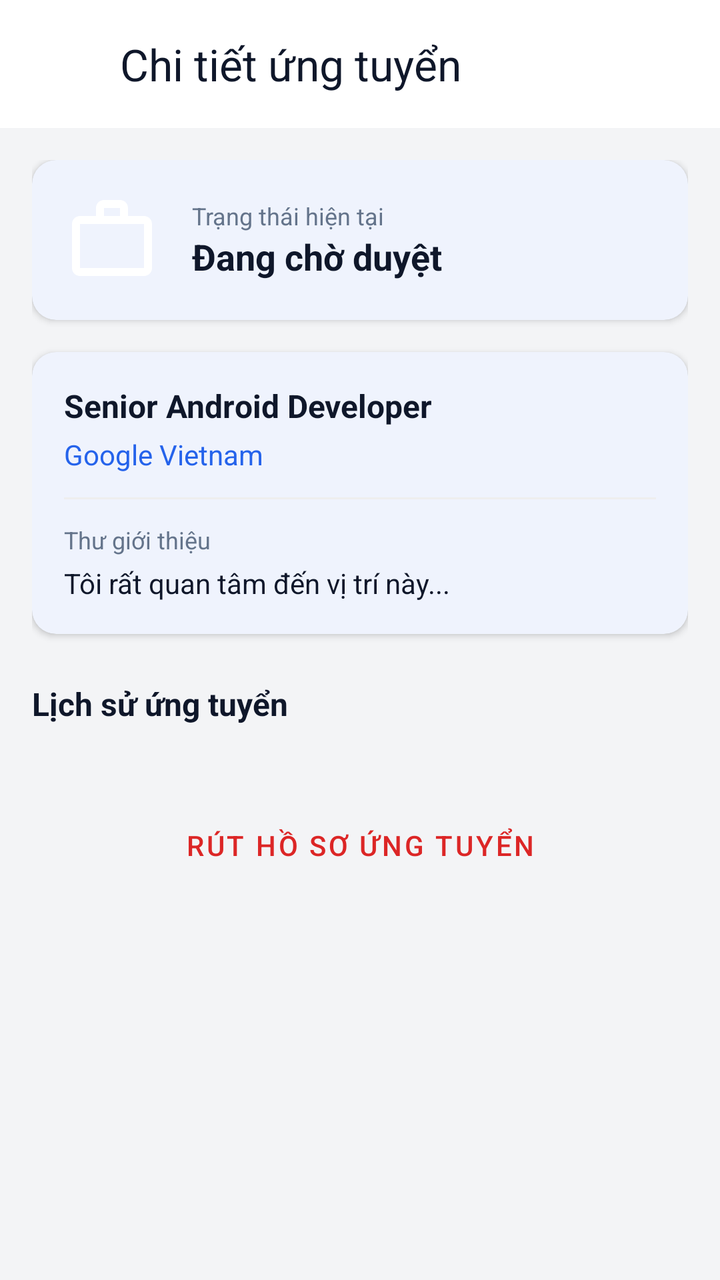
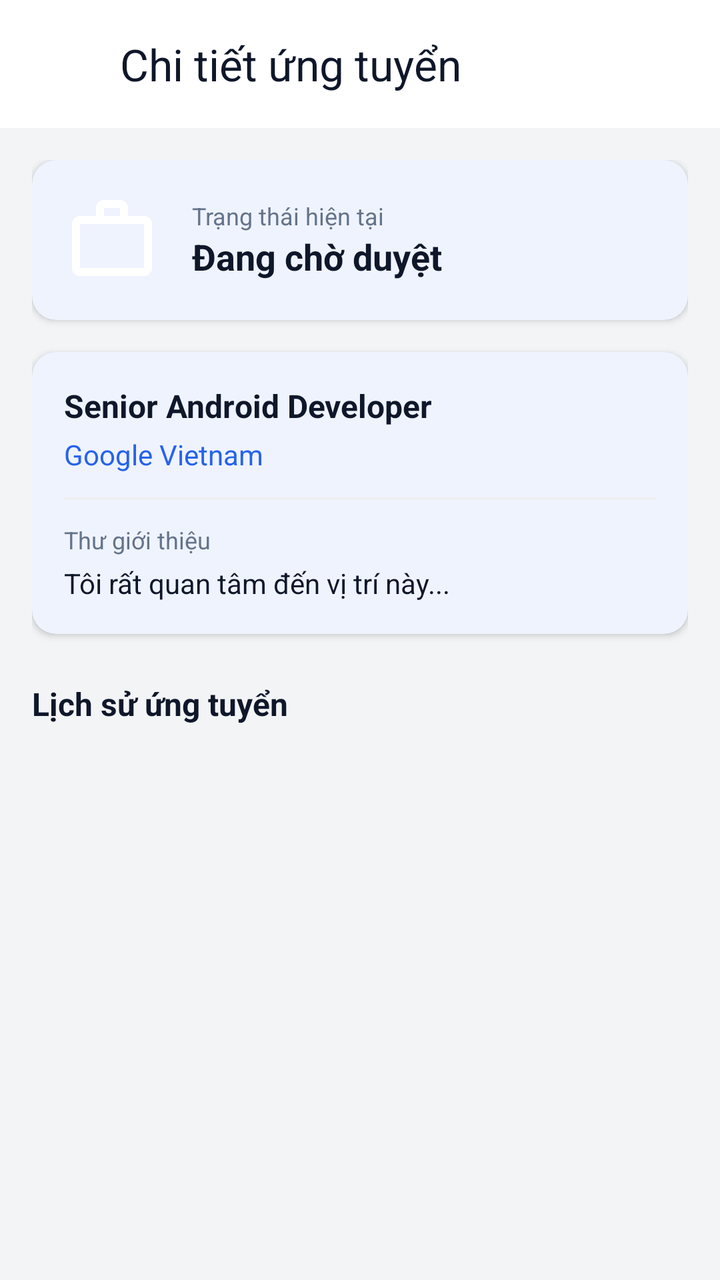

Compare the two renders of this Android layout. The source of the first and the diff that turns it into the second are given below.
<!-- AndroidManifest.xml: application theme Theme.Jobmate -->
<!-- res/layout/fragment_application_detail.xml -->
<?xml version="1.0" encoding="utf-8"?>
<androidx.coordinatorlayout.widget.CoordinatorLayout xmlns:android="http://schemas.android.com/apk/res/android"
    xmlns:app="http://schemas.android.com/apk/res-auto"
    xmlns:tools="http://schemas.android.com/tools"
    android:layout_width="match_parent"
    android:layout_height="match_parent"
    android:background="@color/background_gray">

    <com.google.android.material.appbar.AppBarLayout
        android:layout_width="match_parent"
        android:layout_height="wrap_content"
        android:background="@color/white">

        <com.google.android.material.appbar.MaterialToolbar
            android:id="@+id/toolbar"
            android:layout_width="match_parent"
            android:layout_height="?attr/actionBarSize"
            app:navigationIcon="@drawable/ic_work"
            app:title="Chi tiết ứng tuyển"
            app:titleTextColor="@color/text_primary" />
    </com.google.android.material.appbar.AppBarLayout>

    <androidx.core.widget.NestedScrollView
        android:layout_width="match_parent"
        android:layout_height="match_parent"
        app:layout_behavior="@string/appbar_scrolling_view_behavior">

        <LinearLayout
            android:layout_width="match_parent"
            android:layout_height="wrap_content"
            android:orientation="vertical"
            android:padding="16dp">

            
            <com.google.android.material.card.MaterialCardView
                android:layout_width="match_parent"
                android:layout_height="wrap_content"
                app:cardCornerRadius="12dp"
                app:cardElevation="2dp"
                app:strokeWidth="0dp">

                <LinearLayout
                    android:layout_width="match_parent"
                    android:layout_height="wrap_content"
                    android:gravity="center_vertical"
                    android:padding="16dp">

                    <ImageView
                        android:id="@+id/ivStatusIcon"
                        android:layout_width="48dp"
                        android:layout_height="48dp"
                        android:src="@drawable/ic_work" />

                    <LinearLayout
                        android:layout_width="0dp"
                        android:layout_height="wrap_content"
                        android:layout_marginStart="16dp"
                        android:layout_weight="1"
                        android:orientation="vertical">

                        <TextView
                            android:id="@+id/tvStatusLabel"
                            android:layout_width="wrap_content"
                            android:layout_height="wrap_content"
                            android:text="Trạng thái hiện tại"
                            android:textColor="@color/text_secondary"
                            android:textSize="12sp" />

                        <TextView
                            android:id="@+id/tvStatus"
                            android:layout_width="wrap_content"
                            android:layout_height="wrap_content"
                            android:text="Đang chờ duyệt"
                            android:textColor="@color/text_primary"
                            android:textSize="18sp"
                            android:textStyle="bold" />
                    </LinearLayout>
                </LinearLayout>
            </com.google.android.material.card.MaterialCardView>

            
            <com.google.android.material.card.MaterialCardView
                android:layout_width="match_parent"
                android:layout_height="wrap_content"
                android:layout_marginTop="16dp"
                app:cardCornerRadius="12dp"
                app:cardElevation="2dp"
                app:strokeWidth="0dp">

                <LinearLayout
                    android:layout_width="match_parent"
                    android:layout_height="wrap_content"
                    android:orientation="vertical"
                    android:padding="16dp">

                    <TextView
                        android:id="@+id/tvJobTitle"
                        android:layout_width="match_parent"
                        android:layout_height="wrap_content"
                        android:text="Senior Android Developer"
                        android:textColor="@color/text_primary"
                        android:textSize="16sp"
                        android:textStyle="bold" />

                    <TextView
                        android:id="@+id/tvCompanyName"
                        android:layout_width="match_parent"
                        android:layout_height="wrap_content"
                        android:layout_marginTop="4dp"
                        android:text="Google Vietnam"
                        android:textColor="@color/primary_color" />

                    <View
                        android:layout_width="match_parent"
                        android:layout_height="1dp"
                        android:layout_marginVertical="12dp"
                        android:background="#EEEEEE" />

                    <TextView
                        android:layout_width="wrap_content"
                        android:layout_height="wrap_content"
                        android:text="Thư giới thiệu"
                        android:textColor="@color/text_secondary"
                        android:textSize="12sp" />

                    <TextView
                        android:id="@+id/tvCoverLetter"
                        android:layout_width="match_parent"
                        android:layout_height="wrap_content"
                        android:layout_marginTop="4dp"
                        android:text="Tôi rất quan tâm đến vị trí này..."
                        android:textColor="@color/text_primary" />
                </LinearLayout>
            </com.google.android.material.card.MaterialCardView>

            
            <TextView
                android:layout_width="match_parent"
                android:layout_height="wrap_content"
                android:layout_marginTop="24dp"
                android:layout_marginBottom="12dp"
                android:text="Lịch sử ứng tuyển"
                android:textColor="@color/text_primary"
                android:textSize="16sp"
                android:textStyle="bold" />

            <androidx.recyclerview.widget.RecyclerView
                android:id="@+id/rvHistory"
                android:layout_width="match_parent"
                android:layout_height="wrap_content"
                android:nestedScrollingEnabled="false"
                tools:listitem="@layout/item_application_history" />

            <com.google.android.material.button.MaterialButton
                android:id="@+id/btnWithdraw"
                style="@style/Widget.MaterialComponents.Button.TextButton"
                android:layout_width="match_parent"
                android:layout_height="wrap_content"
                android:layout_marginTop="24dp"
                android:text="Rút hồ sơ ứng tuyển"
                android:textColor="@color/error_red"
                app:rippleColor="#1FFF0000" />

        </LinearLayout>
    </androidx.core.widget.NestedScrollView>

    <ProgressBar
        android:id="@+id/progressBar"
        android:layout_width="wrap_content"
        android:layout_height="wrap_content"
        android:layout_gravity="center"
        android:visibility="gone" />

</androidx.coordinatorlayout.widget.CoordinatorLayout>
<!-- res/layout/item_application_history.xml (included above) -->
<?xml version="1.0" encoding="utf-8"?>
<LinearLayout xmlns:android="http://schemas.android.com/apk/res/android"
    android:layout_width="match_parent"
    android:layout_height="wrap_content"
    android:orientation="horizontal"
    android:paddingVertical="8dp">

    <LinearLayout
        android:layout_width="wrap_content"
        android:layout_height="match_parent"
        android:gravity="center_horizontal"
        android:orientation="vertical">

        <View
            android:id="@+id/lineTop"
            android:layout_width="2dp"
            android:layout_height="8dp"
            android:background="@color/primary_color" />

        <View
            android:layout_width="12dp"
            android:layout_height="12dp"
            android:background="@drawable/bg_circle_light" />

        <View
            android:id="@+id/lineBottom"
            android:layout_width="2dp"
            android:layout_height="match_parent"
            android:background="@color/primary_color" />
    </LinearLayout>

    <LinearLayout
        android:layout_width="match_parent"
        android:layout_height="wrap_content"
        android:layout_marginStart="16dp"
        android:orientation="vertical">

        <TextView
            android:id="@+id/tvStatus"
            android:layout_width="wrap_content"
            android:layout_height="wrap_content"
            android:text="Đã gửi hồ sơ"
            android:textColor="@color/text_primary"
            android:textStyle="bold" />

        <TextView
            android:id="@+id/tvNote"
            android:layout_width="wrap_content"
            android:layout_height="wrap_content"
            android:text="Hồ sơ của bạn đã được gửi đến nhà tuyển dụng"
            android:textColor="@color/text_secondary"
            android:textSize="12sp" />

        <TextView
            android:id="@+id/tvDate"
            android:layout_width="wrap_content"
            android:layout_height="wrap_content"
            android:layout_marginTop="2dp"
            android:text="10:30 - 25/05/2024"
            android:textColor="@color/text_secondary"
            android:textSize="11sp" />
    </LinearLayout>
</LinearLayout>
<!-- resources referenced by this layout -->
<resources>
  <color name="background_gray">#F3F4F6</color>
  <color name="error_red">#DC2626</color>
  <color name="primary_color">#2563EB</color>
  <color name="text_primary">#0F172A</color>
  <color name="text_secondary">#64748B</color>
  <color name="white">#FFFFFFFF</color>
  <!-- drawable bg_circle_light (drawable) -->
  <?xml version="1.0" encoding="utf-8"?>
  <shape xmlns:android="http://schemas.android.com/apk/res/android"
      android:shape="oval">
      <solid android:color="@color/primary_light" />
  </shape>
  <!-- drawable ic_work (drawable) -->
  <vector xmlns:android="http://schemas.android.com/apk/res/android"
      android:width="24dp"
      android:height="24dp"
      android:viewportWidth="24"
      android:viewportHeight="24">
      <path
          android:fillColor="@android:color/white"
          android:pathData="M20,6h-4L16,4c0,-1.11 -0.89,-2 -2,-2h-4c-1.11,0 -2,0.89 -2,2v2L4,6c-1.11,0 -1.99,0.89 -1.99,2L2,19c0,1.11 0.89,2 2,2h16c1.11,0 2,-0.89 2,-2L22,8c0,-1.11 -0.89,-2 -2,-2zM10,4h4v2h-4L10,4zM20,19L4,19L4,8h16v11z"/>
  </vector>
  <style name="Theme.Jobmate" parent="Base.Theme.Jobmate" />
  <color name="primary_light">#DBEAFE</color>
  <style name="Base.Theme.Jobmate" parent="Theme.Material3.DayNight.NoActionBar">
          
          <item name="colorPrimary">@color/primary</item>
          <item name="colorOnPrimary">@color/white</item>
          <item name="colorPrimaryContainer">@color/primary_light</item>
          <item name="colorOnPrimaryContainer">@color/primary_dark</item>
  
          <item name="colorSecondary">@color/text_secondary</item>
          <item name="colorOnSecondary">@color/white</item>
  
          <item name="android:windowBackground">@color/background</item>
          <item name="colorSurface">@color/surface</item>
          <item name="colorOnSurface">@color/text_primary</item>
  
          <item name="colorError">@color/error</item>
          <item name="colorOnError">@color/white</item>
  
          
          <item name="android:statusBarColor">@color/background</item>
          <item name="android:windowLightStatusBar" tools:targetApi="m">true</item>
          <item name="android:navigationBarColor">@color/background</item>
          <item name="android:windowLightNavigationBar" tools:targetApi="o_mr1">true</item>
      </style>
  <color name="primary">#2563EB</color>
  <color name="primary_dark">#1D4ED8</color>
  <color name="background">#F8FAFC</color>
  <color name="surface">#FFFFFF</color>
  <color name="error">#DC2626</color>
</resources>

<!-- the commit's change to res/layout/fragment_application_detail.xml (unified diff, before → after) -->
@@ -159,7 +159,38 @@
                 android:layout_marginTop="24dp"
                 android:text="Rút hồ sơ ứng tuyển"
                 android:textColor="@color/error_red"
+                android:visibility="gone"
                 app:rippleColor="#1FFF0000" />
+
+            
+            <LinearLayout
+                android:id="@+id/recruiterActionGroup"
+                android:layout_width="match_parent"
+                android:layout_height="wrap_content"
+                android:layout_marginTop="24dp"
+                android:orientation="horizontal"
+                android:visibility="gone">
+
+                <com.google.android.material.button.MaterialButton
+                    android:id="@+id/btnReject"
+                    style="@style/Widget.MaterialComponents.Button.OutlinedButton"
+                    android:layout_width="0dp"
+                    android:layout_height="wrap_content"
+                    android:layout_marginEnd="8dp"
+                    android:layout_weight="1"
+                    android:text="@string/reject"
+                    android:textColor="@color/error_red"
+                    app:strokeColor="@color/error_red" />
+
+                <com.google.android.material.button.MaterialButton
+                    android:id="@+id/btnApprove"
+                    android:layout_width="0dp"
+                    android:layout_height="wrap_content"
+                    android:layout_marginStart="8dp"
+                    android:layout_weight="1"
+                    android:text="@string/approve"
+                    app:backgroundTint="@color/success" />
+            </LinearLayout>
 
         </LinearLayout>
     </androidx.core.widget.NestedScrollView>
<!-- resource entries referenced after the edit -->
@@ -3,6 +3,7 @@
   <color name="background_gray">#F3F4F6</color>
   <color name="error_red">#DC2626</color>
   <color name="primary_color">#2563EB</color>
+  <color name="success">#16A34A</color>
   <color name="text_primary">#0F172A</color>
   <color name="text_secondary">#64748B</color>
   <color name="white">#FFFFFFFF</color>
@@ -22,6 +23,8 @@
           android:fillColor="@android:color/white"
           android:pathData="M20,6h-4L16,4c0,-1.11 -0.89,-2 -2,-2h-4c-1.11,0 -2,0.89 -2,2v2L4,6c-1.11,0 -1.99,0.89 -1.99,2L2,19c0,1.11 0.89,2 2,2h16c1.11,0 2,-0.89 2,-2L22,8c0,-1.11 -0.89,-2 -2,-2zM10,4h4v2h-4L10,4zM20,19L4,19L4,8h16v11z"/>
   </vector>
+  <string name="approve">Duyệt</string>
+  <string name="reject">Từ chối</string>
   <style name="Theme.Jobmate" parent="Base.Theme.Jobmate" />
   <color name="primary_light">#DBEAFE</color>
   <style name="Base.Theme.Jobmate" parent="Theme.Material3.DayNight.NoActionBar">
